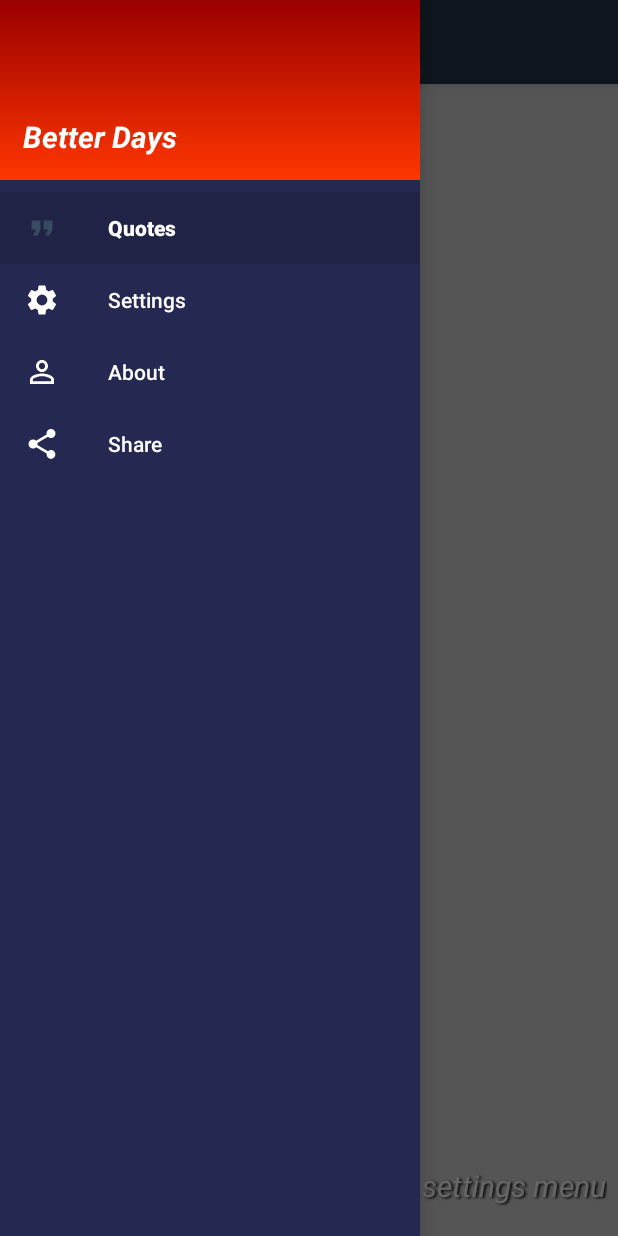
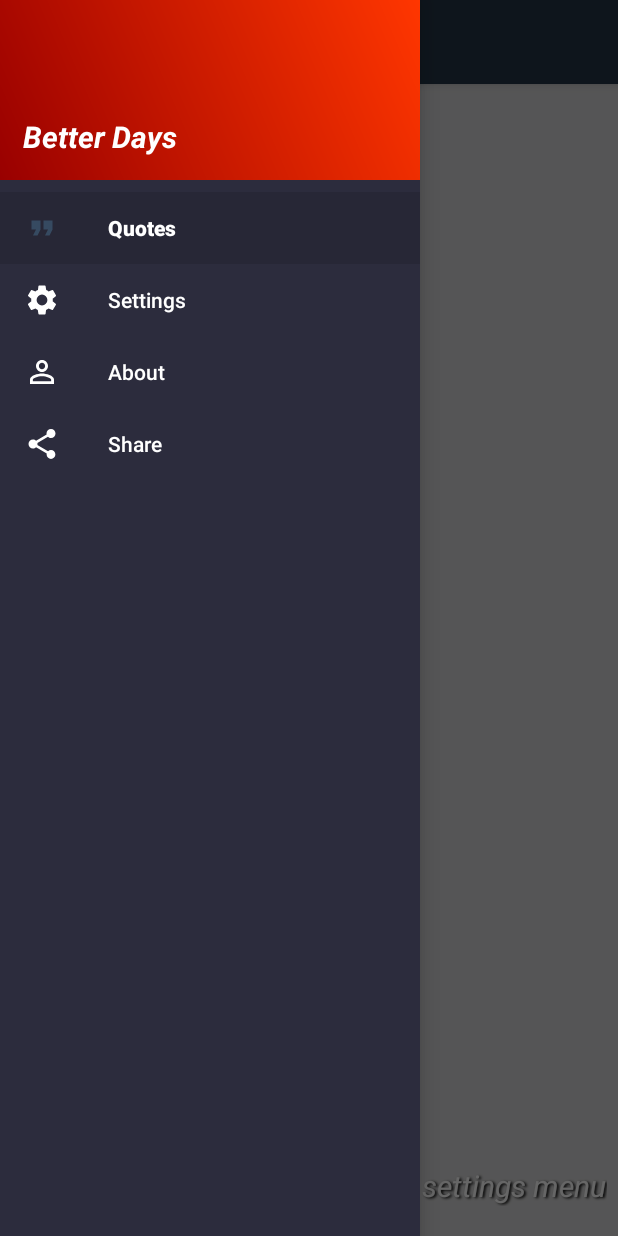
Before and after one commit to danieledwardharrington/betterDays, an Android app: the screen it shows after launch (MainActivity), with the side drawer open, on a phone screen of 412 x 824 dp. Run offline under Robolectric (Android 15) with nearby library versions, the phone set to English and light mode, and no system bars; our stand-ins replace androidx.preference.

Commit message:
tweaked colors more; testing notifications fix; maybe tweak dividers in preference screen?

```diff
--- a/app/src/main/AndroidManifest.xml
+++ b/app/src/main/AndroidManifest.xml
@@ -30,7 +30,6 @@
         <receiver android:name=".AlertReceiver"
             android:directBootAware="true">
             <intent-filter>
-                <action android:name = "android.intent.action.MY_PACKAGE_REPLACED" />
                 <action android:name="android.intent.action.BOOT_COMPLETED" />
                 <action android:name="android.intent.action.LOCKED_BOOT_COMPLETED" />
             </intent-filter>
--- a/app/src/main/res/drawable/nav_header_gradient.xml
+++ b/app/src/main/res/drawable/nav_header_gradient.xml
@@ -5,7 +5,7 @@
     <gradient
         android:startColor="@color/crimson"
         android:endColor="@color/orangeRed"
-        android:angle="75"
+        android:angle="45"
         />
 
 </shape>
--- a/app/src/main/res/values/colors.xml
+++ b/app/src/main/res/values/colors.xml
@@ -1,7 +1,7 @@
 <?xml version="1.0" encoding="utf-8"?>
 <resources>
     <color name="midnightBlue">#364A61</color>
-    <color name="signBlue">#252850</color>
+    <color name="signBlue">#2C2C3D</color>
     <color name="black">#000000</color>
     <color name="colorAccent">#D81B60</color>
     <color name="titleTextColor">#FFFFFF</color>
```
